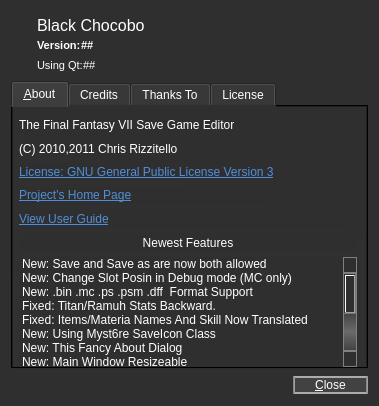
Qt form about.ui (sithlord48/blackchocobo) before a commit.
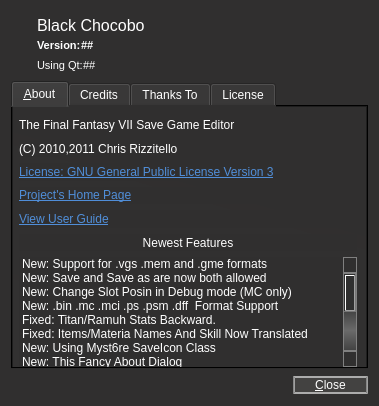
The same form after that commit. Icons and pictures are not drawn.

Patch:
```diff
--- a/about.ui
+++ b/about.ui
@@ -432,6 +432,11 @@
          <property name="selectionMode">
           <enum>QAbstractItemView::NoSelection</enum>
          </property>
+         <item>
+          <property name="text">
+           <string>New: Support for .vgs .mem and .gme formats</string>
+          </property>
+         </item>
          <item>
           <property name="text">
            <string>New: Save and Save as are now both allowed</string>
@@ -444,7 +449,7 @@
          </item>
          <item>
           <property name="text">
-           <string>New: .bin .mc .ps .psm .dff  Format Support</string>
+           <string>New: .bin .mc .mci .ps .psm .dff  Format Support</string>
           </property>
          </item>
          <item>
```
Left out of the diff: 4 changed lines with no effect on the pictures.
